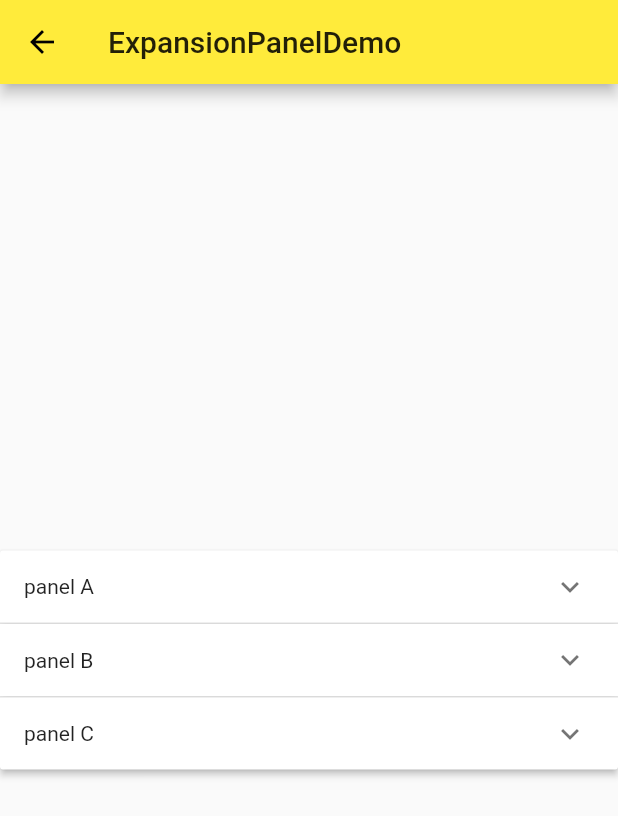
After one commit to chenchaoPgy/flutterStudy, a Flutter app: the screen it shows after launch, after a tap on "ExpansionPanelDemo", on a phone screen of 412 x 824 dp. The commit adds this screen. Shown: the top 816 px of the screen. Run offline on Flutter 3.47's test engine with Material 2 defaults, Android fonts, the phone set to English and light mode, and no system bars.

Commit message:
对话框

```diff
--- /dev/null
+++ b/lib/demo/expansion_panel_demo.dart
@@ -0,0 +1,80 @@
+import 'package:flutter/material.dart';
+
+class ExpansionPanelItem {
+  final String headerText;
+  final Widget body;
+  bool mIsExpanded;
+
+  ExpansionPanelItem({this.headerText, this.body, this.mIsExpanded});
+}
+
+class ExpansionPanelDemo extends StatefulWidget {
+  @override
+  _ExpansionPanelDemoState createState() => _ExpansionPanelDemoState();
+}
+
+class _ExpansionPanelDemoState extends State<ExpansionPanelDemo> {
+  List<ExpansionPanelItem> _expansionPanelList;
+
+  @override
+  void initState() {
+    super.initState();
+    _expansionPanelList = <ExpansionPanelItem>[
+      ExpansionPanelItem(
+          headerText: 'panel A',
+          body: Container(
+            padding: EdgeInsets.all(16.0),
+            width: double.infinity,
+            child: Text('Content For A'),
+          ),
+          mIsExpanded: false),
+      ExpansionPanelItem(
+          headerText: 'panel B',
+          body: Container(
+            padding: EdgeInsets.all(16.0),
+            width: double.infinity,
+            child: Text('Content For B'),
+          ),
+          mIsExpanded: false),
+      ExpansionPanelItem(
+          headerText: 'panel C',
+          body: Container(
+            padding: EdgeInsets.all(16.0),
+            width: double.infinity,
+            child: Text('Content For C'),
+          ),
+          mIsExpanded: false),
+    ];
+  }
+
+  @override
+  Widget build(BuildContext context) {
+    return Scaffold(
+      appBar: AppBar(
+        title: Text("ExpansionPanelDemo"),
+      ),
+      body: Column(
+        mainAxisAlignment: MainAxisAlignment.center,
+        children: <Widget>[
+          ExpansionPanelList(
+              expansionCallback: (int expansion, bool isExpand) {
+                setState(() {
+                  _expansionPanelList[expansion].mIsExpanded = !isExpand;
+                });
+              },
+              children: _expansionPanelList.map((ExpansionPanelItem item) {
+                return ExpansionPanel(
+                    headerBuilder: (BuildContext context, bool isExpand) {
+                      return Container(
+                        padding: EdgeInsets.all(16.0),
+                        child: Text(item.headerText),
+                      );
+                    },
+                    body: item.body,
+                    isExpanded: item.mIsExpanded);
+              }).toList()),
+        ],
+      ),
+    );
+  }
+}
--- a/lib/demo/material_components.dart
+++ b/lib/demo/material_components.dart
@@ -1,7 +1,11 @@
 import 'package:flutter/cupertino.dart';
 import 'package:flutter/material.dart';
+import 'package:my_flutter_app/demo/alert_dialog_demo.dart';
+import 'package:my_flutter_app/demo/bottom_sheet_dart.dart';
 import 'package:my_flutter_app/demo/datetime_demo.dart';
+import 'package:my_flutter_app/demo/expansion_panel_demo.dart';
 import 'package:my_flutter_app/demo/simple_dialog_demo.dart';
+import 'package:my_flutter_app/demo/snack_bar_demo.dart';
 import 'package:my_flutter_app/model/post.dart';
 import 'button_demo.dart';
 import 'floating_action_button.dart';
@@ -22,6 +26,22 @@ class MaterialComponents extends StatelessWidget {
       body: Container(
         child: ListView(
           children: <Widget>[
+            ListItem(
+              title: "ExpansionPanelDemo",
+              page: ExpansionPanelDemo(),
+            ),
+            ListItem(
+              title: "SnackBarDemo",
+              page: SnackBarDemo(),
+            ),
+            ListItem(
+              title: "BottomSheetDemo",
+              page: BottomSheetDemo(),
+            ),
+            ListItem(
+              title: 'AlertDialogDemo',
+              page: AlertDialogDemo(),
+            ),
             ListItem(
               title: 'SimpleDialogDemo',
               page: SimpleDialogDemo(),
```
Also changed, not shown: lib/demo/alert_dialog_demo.dart (added, +84 -0 lines), lib/demo/bottom_sheet_dart.dart (added, +100 -0 lines), lib/demo/snack_bar_demo.dart (added, +43 -0 lines).
